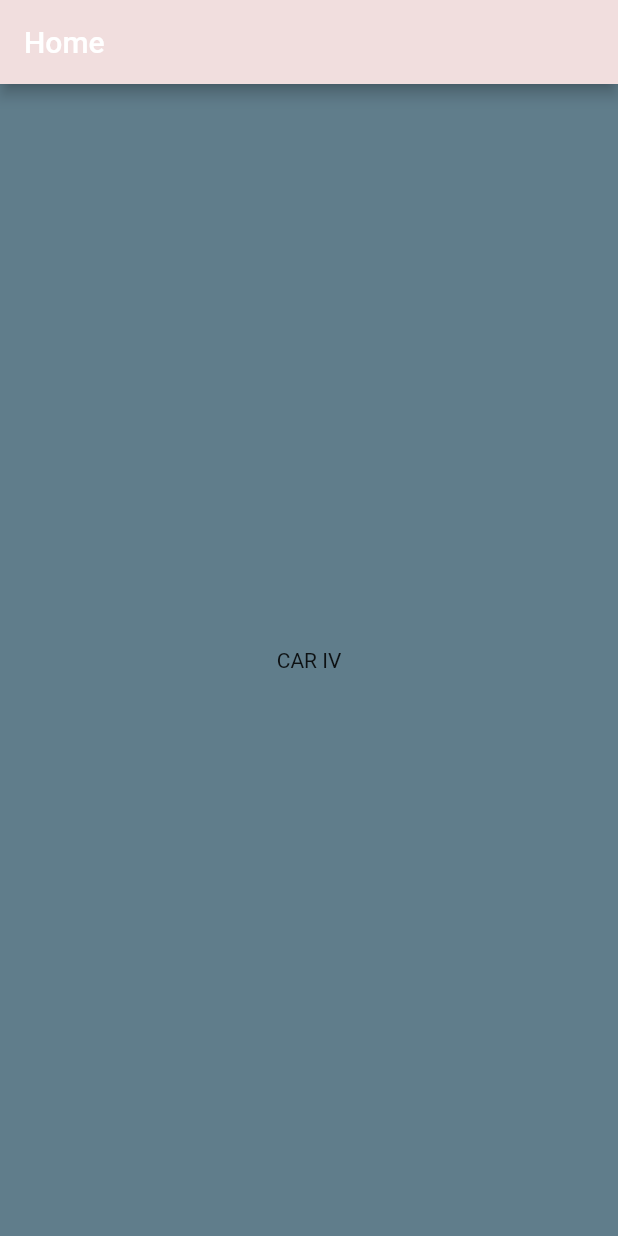
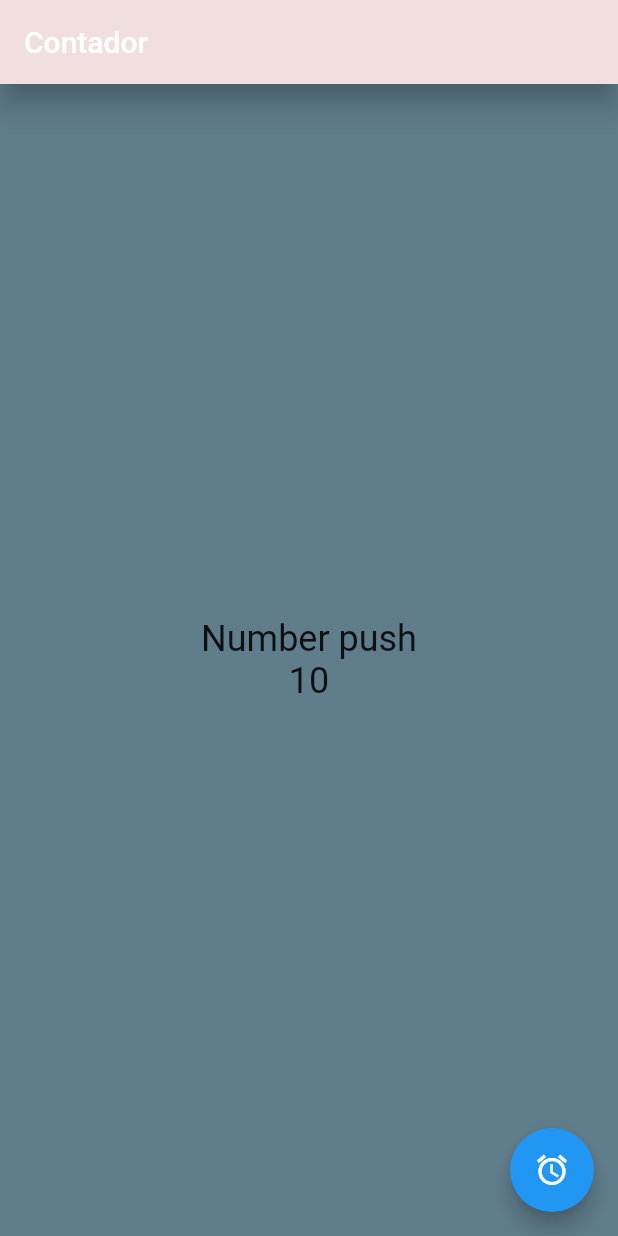
Before and after one commit to ejnp1014/mobile, a Flutter app: the screen it shows after launch, on a phone screen of 412 x 824 dp. Run offline on Flutter 3.47's test engine with Material 2 defaults, Android fonts, the phone set to English and light mode, and no system bars.

Commit message:
24/05/2022 creacion de contador

```diff
--- a/lib/main.dart
+++ b/lib/main.dart
@@ -1,6 +1,10 @@
 import 'package:flutter/material.dart';
 import 'package:prueba/examples.dart';
 import 'package:prueba/view/home_view.dart';
+import 'package:prueba/view/contador.dart';
+import 'package:prueba/view/count.dart';
+
+
 void main(){
   runApp(MyApp());
 }
@@ -10,6 +14,6 @@ class MyApp extends StatelessWidget{
   Widget build(BuildContext context){
     return const MaterialApp(
         debugShowCheckedModeBanner: false,
-        home: HomeView());//
+        home: Contador());//
   }
 }
--- /dev/null
+++ b/lib/view/contador.dart
@@ -0,0 +1,46 @@
+import 'package:flutter/cupertino.dart';
+import 'package:flutter/material.dart';
+
+class Contador extends StatelessWidget{
+  const Contador ({Key? key}) : super(key: key);
+
+  @override
+  Widget build(BuildContext context){
+    const siseText = TextStyle(fontSize: 24);
+      int count = 10;
+    return Scaffold(
+      backgroundColor: Colors.blueGrey,
+      appBar: AppBar(
+        elevation: 8.0,
+        backgroundColor: const Color.fromARGB(255,241,222,222),
+        title: const Text ('Contador'),
+      ), // AppBar
+
+      body: Center(
+        child: Column(
+          mainAxisAlignment: MainAxisAlignment.center,
+          crossAxisAlignment: CrossAxisAlignment.center,
+          children: <Widget>[
+            const Text('Number push', style:TextStyle(fontSize: 24),),
+            Text('$count', style: siseText,),
+
+          ],
+
+        ),
+      ),
+
+      floatingActionButton: FloatingActionButton(
+        child: const Icon(Icons.access_alarm),
+        onPressed:(){
+          count ++;
+          showMessages();
+
+        }
+      )
+    );
+
+  }
+  void showMessages(){
+    print('Hi, Again');
+  }
+}
--- /dev/null
+++ b/lib/view/count_screen.dart
@@ -0,0 +1,51 @@
+import 'package:flutter/material.dart';
+
+class Contador extends StatefulWidget{
+  const Contador ({Key? key}) : super(key: key);
+
+  @override
+  State<Contador> createState() => _ContadorState();
+}
+
+class _ContadorState extends State<Contador> {
+  @override
+  Widget build(BuildContext context){
+    const siseText = TextStyle(fontSize: 24);
+      int count = 10;
+    return Scaffold(
+      backgroundColor: Colors.blueGrey,
+      appBar: AppBar(
+        elevation: 8.0,
+        backgroundColor: const Color.fromARGB(255,241,222,222),
+        title: const Text ('Contador'),
+      ), // AppBar
+
+      body: Center(
+        child: Column(
+          mainAxisAlignment: MainAxisAlignment.center,
+          crossAxisAlignment: CrossAxisAlignment.center,
+          children: <Widget>[
+            const Text('Number push', style:TextStyle(fontSize: 24),),
+            Text('$count', style: siseText,),
+
+          ],
+
+        ),
+      ),
+
+      floatingActionButton: FloatingActionButton(
+        child: const Icon(Icons.access_alarm),
+        onPressed:(){
+          count ++;
+          showMessages();
+
+        }
+      )
+    );
+
+  }
+
+  void showMessages(){
+    print('Hi, Again');
+  }
+}
--- a/lib/view/home_view.dart
+++ b/lib/view/home_view.dart
@@ -16,7 +16,7 @@ class HomeView extends StatelessWidget{
       ), // AppBar
 
       body: const Center(
-        child: Text("CAR IV"),
+        child: Text("home view"),
       ),//  Center
   );// Scaffold
   }
```
Also changed, not shown: lib/view/count.dart (added).
